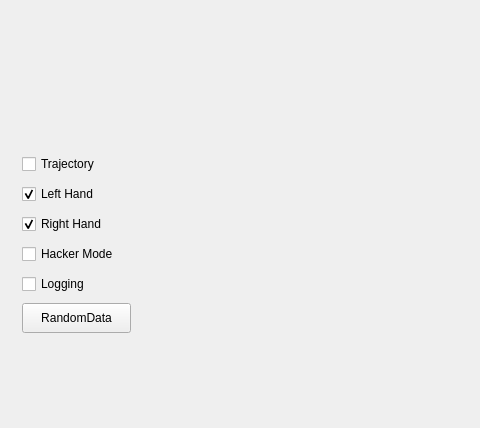
brainhublab/grSDK, file config/gestusVisualisation.ui: the form before one commit; both pictures show x 0 to 480 and y 0 to 428 of the 800 by 600 pixel window.
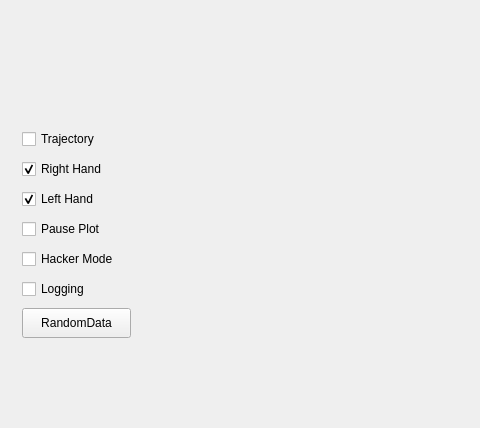
The form after the commit. The open tabs and pages were chosen to show the change. Custom widgets are drawn as their Qt base class.

Commit message: Added pause for plotting

The edit to the form file:
```diff
--- a/config/gestusVisualisation.ui
+++ b/config/gestusVisualisation.ui
@@ -97,7 +97,7 @@
           <property name="maximumSize">
            <size>
             <width>130</width>
-            <height>200</height>
+            <height>250</height>
            </size>
           </property>
           <widget class="QCheckBox" name="trajectoryCheckBox">
@@ -120,7 +120,7 @@
            <property name="geometry">
             <rect>
              <x>0</x>
-             <y>160</y>
+             <y>190</y>
              <width>109</width>
              <height>30</height>
             </rect>
@@ -139,7 +139,7 @@
            <property name="geometry">
             <rect>
              <x>0</x>
-             <y>70</y>
+             <y>40</y>
              <width>97</width>
              <height>22</height>
             </rect>
@@ -198,7 +198,7 @@
            <property name="geometry">
             <rect>
              <x>0</x>
-             <y>130</y>
+             <y>160</y>
              <width>78</width>
              <height>22</height>
             </rect>
@@ -217,7 +217,7 @@
            <property name="geometry">
             <rect>
              <x>0</x>
-             <y>100</y>
+             <y>130</y>
              <width>109</width>
              <height>22</height>
             </rect>
@@ -230,7 +230,7 @@
            <property name="geometry">
             <rect>
              <x>0</x>
-             <y>40</y>
+             <y>70</y>
              <width>88</width>
              <height>22</height>
             </rect>
@@ -245,6 +245,19 @@
             <bool>true</bool>
            </property>
           </widget>
+          <widget class="QCheckBox" name="pausePlotCheckBox">
+           <property name="geometry">
+            <rect>
+             <x>0</x>
+             <y>100</y>
+             <width>89</width>
+             <height>22</height>
+            </rect>
+           </property>
+           <property name="text">
+            <string>Pause Plot</string>
+           </property>
+          </widget>
          </widget>
         </item>
        </layout>
```
Left out of the diff: 2 changed lines with no effect on the pictures. The commit also changes 7 other files.
